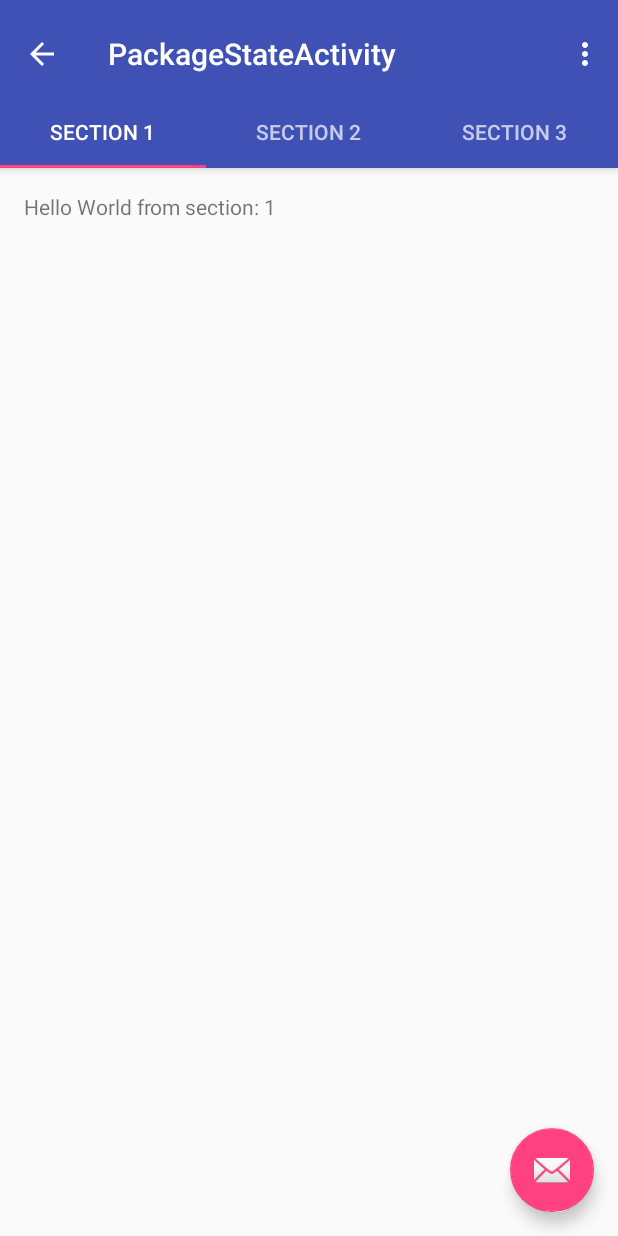
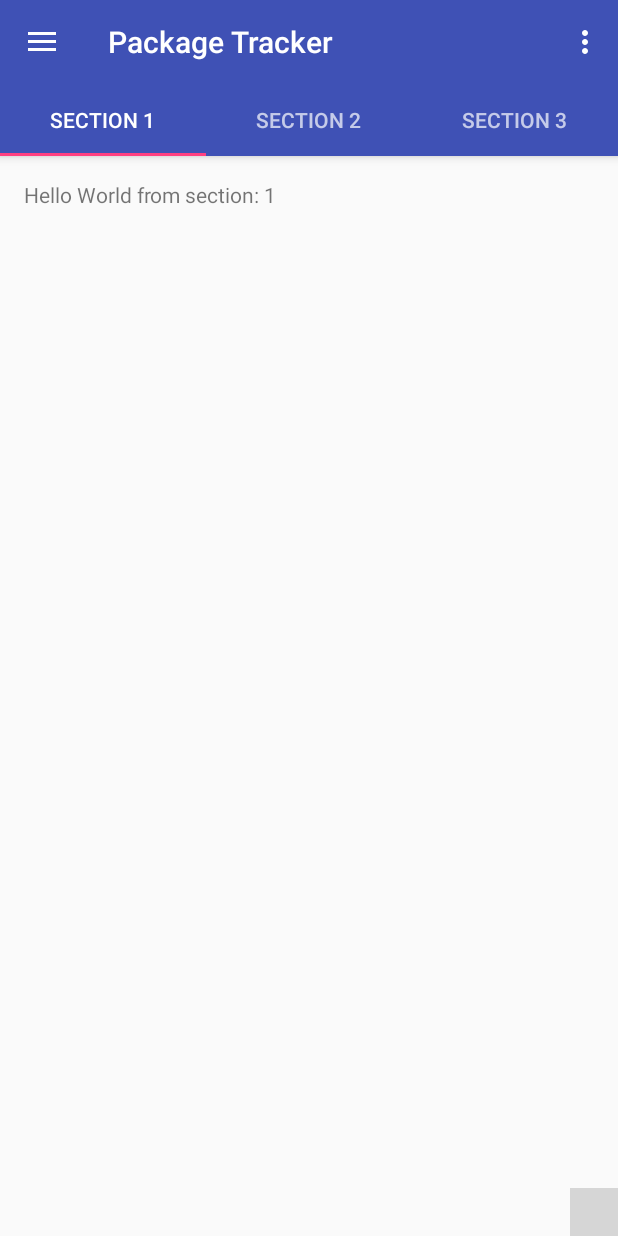
Before and after one commit to enihsyou/PackageTracker, an Android app: the screen it shows after launch (PackageStateActivity before the commit, MainActivity after it), in the side drawer, after a tap on "Receive package", on a phone screen of 412 x 824 dp. Run offline under Robolectric (Android 15) with nearby library versions, the light colour scheme and no system bars; libraries missing offline, so code that uses them is left out: io.github.yavski.fabspeeddial; plain views replace FabSpeedDial; 2 statements that could not run were skipped; grey boxes are pictures that could not be loaded.

Commit message:
合并PageViewer，设置缩进4单位，规格化样式表，修复不能显示主体内容的bug

```diff
--- a/app/src/main/java/com/enihsyou/shane/packagetracker/MainActivity.java
+++ b/app/src/main/java/com/enihsyou/shane/packagetracker/MainActivity.java
@@ -5,7 +5,9 @@ import android.os.Bundle;
 import android.support.annotation.NonNull;
 import android.support.design.widget.NavigationView;
 import android.support.design.widget.Snackbar;
+import android.support.design.widget.TabLayout;
 import android.support.v4.view.GravityCompat;
+import android.support.v4.view.ViewPager;
 import android.support.v4.widget.DrawerLayout;
 import android.support.v7.app.ActionBarDrawerToggle;
 import android.support.v7.app.AppCompatActivity;
@@ -23,17 +25,30 @@ public class MainActivity extends AppCompatActivity
     private DrawerLayout mDrawer;
     private NavigationView mNavigationView;
 
+    private ViewPager mViewPager; //负责3个滑动页面
+    private SectionsPagerAdapter mSectionsPagerAdapter; //负责提供3个页面，保存在内存里
+    private TabLayout mTabLayout;
+
     @Override
     protected void onCreate(Bundle savedInstanceState) {
         super.onCreate(savedInstanceState);
         setContentView(R.layout.activity_main);
 
-        mToolbar = (Toolbar) findViewById(R.id.toolbar);
         mFab = (FabSpeedDial) findViewById(R.id.fab_speed_dial);
         mDrawer = (DrawerLayout) findViewById(R.id.drawer_layout);
+        mToolbar = (Toolbar) findViewById(R.id.toolbar);
+        mTabLayout = (TabLayout) findViewById(R.id.tabs);
         mNavigationView = (NavigationView) findViewById(R.id.nav_view);
 
         setSupportActionBar(mToolbar); //顺序错误会导致点击左上角按钮失效
+        // getSupportActionBar().setDisplayHomeAsUpEnabled(true);
+
+        /*创建3个滑动页面的适配器，并设置上去*/
+        mSectionsPagerAdapter = new SectionsPagerAdapter(getSupportFragmentManager());
+        mViewPager = (ViewPager) findViewById(R.id.view_page_container);
+        mViewPager.setAdapter(mSectionsPagerAdapter);
+        /*给TabLayout设置ViewPager*/
+        mTabLayout.setupWithViewPager(mViewPager);
         /*FAB的点击监听器*/
         mFab.setMenuListener(new SimpleMenuListenerAdapter() {
             @Override
@@ -70,7 +85,7 @@ public class MainActivity extends AppCompatActivity
     @Override
     public boolean onCreateOptionsMenu(Menu menu) {
         // Inflate the menu; this adds items to the action bar if it is present.
-        getMenuInflater().inflate(R.menu.main, menu);
+        getMenuInflater().inflate(R.menu.main_option_list, menu);
         return true;
     }
 
@@ -99,7 +114,6 @@ public class MainActivity extends AppCompatActivity
                 startActivity(new Intent(this, PackageDetailActivity.class));
                 break;
             case R.id.nav_receive_package:
-                startActivity(new Intent(this, PackageStateActivity.class));
                 break;
             case R.id.nav_settings:
                 startActivity(new Intent(this, SettingsActivity.class));
--- a/app/src/main/java/com/enihsyou/shane/packagetracker/PackageStateActivity.java
+++ /dev/null
@@ -1,158 +0,0 @@
-package com.enihsyou.shane.packagetracker;
-
-import android.os.Bundle;
-import android.support.design.widget.FloatingActionButton;
-import android.support.design.widget.Snackbar;
-import android.support.design.widget.TabLayout;
-import android.support.v4.app.Fragment;
-import android.support.v4.app.FragmentManager;
-import android.support.v4.app.FragmentPagerAdapter;
-import android.support.v4.view.ViewPager;
-import android.support.v7.app.AppCompatActivity;
-import android.support.v7.widget.Toolbar;
-import android.view.*;
-import android.widget.TextView;
-
-public class PackageStateActivity extends AppCompatActivity {
-
-    /**
-     * The {@link android.support.v4.view.PagerAdapter} that will provide
-     * fragments for each of the sections. We use a
-     * {@link FragmentPagerAdapter} derivative, which will keep every
-     * loaded fragment in memory. If this becomes too memory intensive, it
-     * may be best to switch to a
-     * {@link android.support.v4.app.FragmentStatePagerAdapter}.
-     */
-    private SectionsPagerAdapter mSectionsPagerAdapter;
-
-    /**
-     * The {@link ViewPager} that will host the section contents.
-     */
-    private ViewPager mViewPager;
-
-    @Override
-    protected void onCreate(Bundle savedInstanceState) {
-        super.onCreate(savedInstanceState);
-        setContentView(R.layout.activity_package_state);
-
-        Toolbar toolbar = (Toolbar) findViewById(R.id.toolbar);
-        setSupportActionBar(toolbar);
-        getSupportActionBar().setDisplayHomeAsUpEnabled(true);
-        // Create the adapter that will return a fragment for each of the three
-        // primary sections of the activity.
-        mSectionsPagerAdapter = new SectionsPagerAdapter(getSupportFragmentManager());
-
-        // Set up the ViewPager with the sections adapter.
-        mViewPager = (ViewPager) findViewById(R.id.container);
-        mViewPager.setAdapter(mSectionsPagerAdapter);
-
-        TabLayout tabLayout = (TabLayout) findViewById(R.id.tabs);
-        tabLayout.setupWithViewPager(mViewPager);
-
-        FloatingActionButton fab = (FloatingActionButton) findViewById(R.id.fab);
-        fab.setOnClickListener(new View.OnClickListener() {
-            @Override
-            public void onClick(View view) {
-                Snackbar.make(view, "Replace with your own action", Snackbar.LENGTH_LONG)
-                        .setAction("Action", null).show();
-            }
-        });
-
-    }
-
-
-    @Override
-    public boolean onCreateOptionsMenu(Menu menu) {
-        // Inflate the menu; this adds items to the action bar if it is present.
-        getMenuInflater().inflate(R.menu.menu_package_state, menu);
-        return true;
-    }
-
-    @Override
-    public boolean onOptionsItemSelected(MenuItem item) {
-        // Handle action bar item clicks here. The action bar will
-        // automatically handle clicks on the Home/Up button, so long
-        // as you specify a parent activity in AndroidManifest.xml.
-        int id = item.getItemId();
-
-        //noinspection SimplifiableIfStatement
-        if (id == R.id.action_settings) {
-            return true;
-        }
-
-        return super.onOptionsItemSelected(item);
-    }
-
-    /**
-     * A placeholder fragment containing a simple view.
-     */
-    public static class PlaceholderFragment extends Fragment {
-        /**
-         * The fragment argument representing the section number for this
-         * fragment.
-         */
-        private static final String ARG_SECTION_NUMBER = "section_number";
-
-        public PlaceholderFragment() {
-        }
-
-        /**
-         * Returns a new instance of this fragment for the given section
-         * number.
-         */
-        public static PlaceholderFragment newInstance(int sectionNumber) {
-            PlaceholderFragment fragment = new PlaceholderFragment();
-            Bundle args = new Bundle();
-            args.putInt(ARG_SECTION_NUMBER, sectionNumber);
-            fragment.setArguments(args);
-            return fragment;
-        }
-
-        @Override
-        public View onCreateView(LayoutInflater inflater, ViewGroup container,
-                Bundle savedInstanceState) {
-            View rootView = inflater.inflate(R.layout.fragment_package_state, container, false);
-            TextView textView = (TextView) rootView.findViewById(R.id.section_label);
-            textView.setText(getString(R.string.section_format,
-                    getArguments().getInt(ARG_SECTION_NUMBER)));
-            return rootView;
-        }
-    }
-
-    /**
-     * A {@link FragmentPagerAdapter} that returns a fragment corresponding to
-     * one of the sections/tabs/pages.
-     */
-    public class SectionsPagerAdapter extends FragmentPagerAdapter {
-
-        public SectionsPagerAdapter(FragmentManager fm) {
-            super(fm);
-        }
-
-        @Override
-        public Fragment getItem(int position) {
-            // getItem is called to instantiate the fragment for the given page.
-            // Return a PlaceholderFragment (defined as a static inner class below).
-            return PlaceholderFragment.newInstance(position + 1);
-        }
-
-        @Override
-        public int getCount() {
-            // Show 3 total pages.
-            return 3;
-        }
-
-        @Override
-        public CharSequence getPageTitle(int position) {
-            switch (position) {
-                case 0:
-                    return "SECTION 1";
-                case 1:
-                    return "SECTION 2";
-                case 2:
-                    return "SECTION 3";
-            }
-            return null;
-        }
-    }
-}
--- /dev/null
+++ b/app/src/main/java/com/enihsyou/shane/packagetracker/PlaceholderFragment.java
@@ -0,0 +1,46 @@
+package com.enihsyou.shane.packagetracker;
+
+import android.os.Bundle;
+import android.support.v4.app.Fragment;
+import android.view.LayoutInflater;
+import android.view.View;
+import android.view.ViewGroup;
+import android.widget.TextView;
+
+/**
+ * A placeholder fragment containing a simple view.
+ */
+public class PlaceholderFragment extends Fragment {
+
+    /**
+     * The fragment argument representing the section number for this
+     * fragment.
+     */
+    private static final String ARG_SECTION_NUMBER = "section_number";
+
+    public PlaceholderFragment() {
+    }
+
+    /**
+     * Returns a new instance of this fragment for the given section
+     * number.
+     */
+    public static PlaceholderFragment newInstance(int sectionNumber) {
+        PlaceholderFragment fragment = new PlaceholderFragment();
+        Bundle args = new Bundle();
+        args.putInt(ARG_SECTION_NUMBER, sectionNumber);
+        fragment.setArguments(args);
+        return fragment;
+    }
+
+    @Override
+    public View onCreateView(LayoutInflater inflater, ViewGroup container,
+            Bundle savedInstanceState) {
+        View rootView = inflater.inflate(R.layout.fragment_package_state, container, false);
+        TextView textView = (TextView) rootView.findViewById(R.id.tabs_section_label);
+        textView.setText(getString(R.string.section_format,
+                getArguments().getInt(ARG_SECTION_NUMBER)));
+        return rootView;
+    }
+
+}
--- /dev/null
+++ b/app/src/main/java/com/enihsyou/shane/packagetracker/SectionsPagerAdapter.java
@@ -0,0 +1,43 @@
+package com.enihsyou.shane.packagetracker;
+
+import android.support.v4.app.Fragment;
+import android.support.v4.app.FragmentManager;
+import android.support.v4.app.FragmentPagerAdapter;
+
+/**
+ * A {@link FragmentPagerAdapter} that returns a fragment corresponding to
+ * one of the sections/tabs/pages.
+ * 一个扩展了{@link FragmentPagerAdapter}的适配器，包含了三个视图页面
+ */
+public class SectionsPagerAdapter extends FragmentPagerAdapter {
+
+    public SectionsPagerAdapter(FragmentManager fm) {
+        super(fm);
+    }
+
+    @Override
+    public Fragment getItem(int position) {
+        // getItem is called to instantiate the fragment for the given page.
+        // Return a PlaceholderFragment (defined as a static inner class below).
+        return PlaceholderFragment.newInstance(position + 1);
+    }
+
+    @Override
+    public int getCount() {
+        // Show 3 total pages.
+        return 3;
+    }
+
+    @Override
+    public CharSequence getPageTitle(int position) {
+        switch (position) {
+            case 0:
+                return "SECTION 1";
+            case 1:
+                return "SECTION 2";
+            case 2:
+                return "SECTION 3";
+        }
+        return null;
+    }
+}
--- a/app/src/main/res/layout/activity_main.xml
+++ b/app/src/main/res/layout/activity_main.xml
@@ -7,11 +7,13 @@
     android:layout_height="match_parent"
     android:fitsSystemWindows="true"
     tools:openDrawer="start">
+
     <!--整体内容 在侧边栏背后的-->
     <include
         layout="@layout/app_bar_main"
         android:layout_width="match_parent"
         android:layout_height="match_parent" />
+
     <!--用户头像-->
     <android.support.design.widget.NavigationView
         android:id="@+id/nav_view"
--- a/app/src/main/res/layout/activity_package_state.xml
+++ /dev/null
@@ -1,49 +0,0 @@
-<?xml version="1.0" encoding="utf-8"?>
-<android.support.design.widget.CoordinatorLayout xmlns:android="http://schemas.android.com/apk/res/android"
-  xmlns:app="http://schemas.android.com/apk/res-auto"
-  xmlns:tools="http://schemas.android.com/tools"
-  android:id="@+id/main_content"
-  android:layout_width="match_parent"
-  android:layout_height="match_parent"
-  android:fitsSystemWindows="true"
-  tools:context="com.enihsyou.shane.packagetracker.PackageStateActivity">
-
-    <android.support.design.widget.AppBarLayout
-      android:id="@+id/appbar"
-      android:layout_width="match_parent"
-      android:layout_height="wrap_content"
-      android:paddingTop="@dimen/appbar_padding_top"
-      android:theme="@style/AppTheme.AppBarOverlay">
-
-        <android.support.v7.widget.Toolbar
-          android:id="@+id/toolbar"
-          android:layout_width="match_parent"
-          android:layout_height="?attr/actionBarSize"
-          android:background="?attr/colorPrimary"
-          app:layout_scrollFlags="scroll|enterAlways"
-          app:popupTheme="@style/AppTheme.PopupOverlay">
-
-        </android.support.v7.widget.Toolbar>
-
-        <android.support.design.widget.TabLayout
-          android:id="@+id/tabs"
-          android:layout_width="match_parent"
-          android:layout_height="wrap_content" />
-
-    </android.support.design.widget.AppBarLayout>
-
-    <android.support.v4.view.ViewPager
-      android:id="@+id/container"
-      android:layout_width="match_parent"
-      android:layout_height="match_parent"
-      app:layout_behavior="@string/appbar_scrolling_view_behavior" />
-
-    <android.support.design.widget.FloatingActionButton
-      android:id="@+id/fab"
-      android:layout_width="wrap_content"
-      android:layout_height="wrap_content"
-      android:layout_gravity="end|bottom"
-      android:layout_margin="@dimen/fab_margin"
-      app:srcCompat="@android:drawable/ic_dialog_email" />
-
-</android.support.design.widget.CoordinatorLayout>
--- a/app/src/main/res/layout/app_bar_main.xml
+++ b/app/src/main/res/layout/app_bar_main.xml
@@ -6,8 +6,10 @@
     android:layout_height="match_parent"
     android:fitsSystemWindows="true"
     tools:context="com.enihsyou.shane.packagetracker.MainActivity">
+
     <!--上部的应用标题栏-->
     <android.support.design.widget.AppBarLayout
+        android:id="@+id/app_bar"
         android:layout_width="match_parent"
         android:layout_height="wrap_content"
         android:theme="@style/AppTheme.AppBarOverlay">
@@ -17,9 +19,19 @@
             android:layout_height="?attr/actionBarSize"
             android:background="?attr/colorPrimary"
             app:popupTheme="@style/AppTheme.PopupOverlay" />
+        <android.support.design.widget.TabLayout
+            android:id="@+id/tabs"
+            android:layout_width="match_parent"
+            android:layout_height="wrap_content" />
     </android.support.design.widget.AppBarLayout>
+
     <!--主要展示区域-->
-  <include layout="@layout/content_main" />
+    <android.support.v4.view.ViewPager
+        android:id="@+id/view_page_container"
+        android:layout_width="match_parent"
+        android:layout_height="match_parent"
+        app:layout_behavior="@string/appbar_scrolling_view_behavior" />
+
     <!--右下角的FAB小按钮-->
     <io.github.yavski.fabspeeddial.FabSpeedDial
         android:id="@+id/fab_speed_dial"
@@ -31,4 +43,5 @@
         app:miniFabBackgroundTint="@android:color/white"
         app:miniFabDrawableTint="?attr/colorPrimaryDark"
         app:miniFabTitleTextColor="?attr/colorPrimaryDark" />
+
 </android.support.design.widget.CoordinatorLayout>
--- a/app/src/main/res/layout/fragment_package_state.xml
+++ b/app/src/main/res/layout/fragment_package_state.xml
@@ -6,10 +6,10 @@
     android:paddingLeft="@dimen/activity_horizontal_margin"
     android:paddingRight="@dimen/activity_horizontal_margin"
     android:paddingTop="@dimen/activity_vertical_margin"
-  tools:context="com.enihsyou.shane.packagetracker.PackageStateActivity$PlaceholderFragment">
+    tools:context="com.enihsyou.shane.packagetracker.PlaceholderFragment">
 
     <TextView
-      android:id="@+id/section_label"
+        android:id="@+id/tabs_section_label"
       android:layout_width="wrap_content"
       android:layout_height="wrap_content" />
 
--- a/app/src/main/res/menu/menu_package_state.xml
+++ /dev/null
@@ -1,10 +0,0 @@
-<menu xmlns:android="http://schemas.android.com/apk/res/android"
-  xmlns:app="http://schemas.android.com/apk/res-auto"
-  xmlns:tools="http://schemas.android.com/tools"
-  tools:context="com.enihsyou.shane.packagetracker.PackageStateActivity">
-    <item
-      android:id="@+id/action_settings"
-      android:orderInCategory="100"
-      android:title="@string/action_settings"
-      app:showAsAction="never" />
-</menu>
```
Also changed, not shown: app/src/main/AndroidManifest.xml (+0 -9 lines), app/src/main/res/layout/content_main.xml (deleted, +0 -24 lines), app/src/main/res/layout/nav_header_main.xml (+13 -6 lines), app/src/main/res/layout/activity_add_new_package.xml (indentation only), app/src/main/res/layout/activity_package_detail.xml (indentation only), app/src/main/res/layout/activity_send_new_package.xml (indentation only), app/src/main/res/layout/content_scrolling.xml (indentation only), app/src/main/res/menu/main_option_list.xml (renamed from app/src/main/res/menu/main.xml), app/src/main/res/menu/menu_fab_speed_dial.xml (indentation only), app/src/main/res/menu/menu_scrolling.xml (indentation only). Lines whose indentation alone changed are shown as unchanged.
